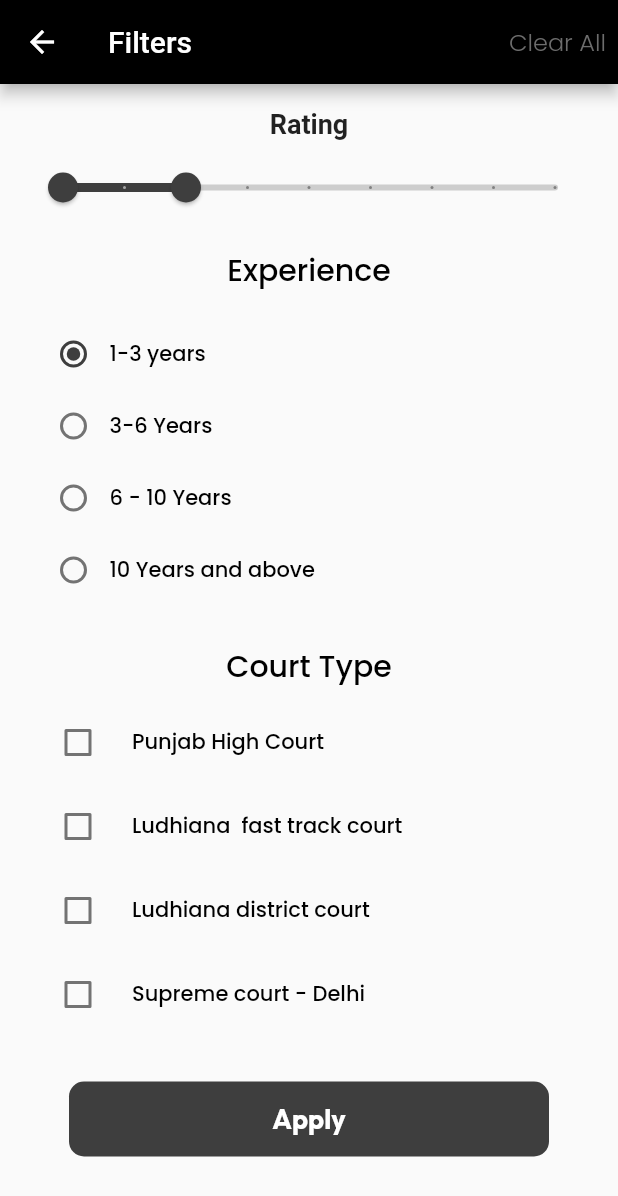
After one commit to Shubhang001/Justifi_, a Flutter app: the screen it shows after launch, after a tap on the "menu" icon, on a phone screen of 412 x 824 dp. The commit adds this screen. Shown: the top 1196 px of the screen. Run offline on Flutter 3.47's test engine with Material 2 defaults, Android fonts, the phone set to English and light mode, and no system bars; our stand-ins replace device_preview, flutter_otp_text_field, flutter_rating_bar, google_fonts, smooth_star_rating_null_safety; missing offline and left inert: dart:ffi.

Commit message:
sort and filter

```diff
--- a/lib/main.dart
+++ b/lib/main.dart
@@ -1,10 +1,13 @@
 import 'package:device_preview/device_preview.dart';
 import 'package:flutter/material.dart';
+import 'package:jusitfi_admin/presentation/screens/filterpage.dart';
 import 'package:jusitfi_admin/presentation/screens/homepage.dart';
 import 'package:jusitfi_admin/presentation/screens/login_screen.dart';
 import 'package:jusitfi_admin/presentation/screens/more_page.dart';
 import 'package:jusitfi_admin/presentation/screens/onboardingscreen.dart';
 import 'package:jusitfi_admin/presentation/screens/view_all.dart';
+import 'package:jusitfi_admin/presentation/widgets/material_color_builder.dart';
+import 'package:jusitfi_admin/utils/constants/colors.dart';
 
 import 'presentation/screens/mianpage.dart';
 
@@ -28,10 +31,9 @@ class MyApp extends StatelessWidget {
       debugShowCheckedModeBanner: false,
       title: 'Justifi Admin',
       theme: ThemeData(
-        bottomSheetTheme:
-            const BottomSheetThemeData(backgroundColor: Colors.transparent),
-        primarySwatch: Colors.blue,
-      ),
+          bottomSheetTheme:
+              const BottomSheetThemeData(backgroundColor: Colors.transparent),
+          primarySwatch: createMaterialColor(kobbuttonColor)),
       home: HomePage(),
     );
   }
--- /dev/null
+++ b/lib/presentation/screens/filterpage.dart
@@ -0,0 +1,214 @@
+import 'package:flutter/material.dart';
+import 'package:jusitfi_admin/presentation/screens/homepage.dart';
+import 'package:jusitfi_admin/presentation/widgets/big_button.dart';
+import 'package:jusitfi_admin/utils/constants/colors.dart';
+import 'package:jusitfi_admin/utils/constants/textstyles.dart';
+
+class FilterPage extends StatefulWidget {
+  @override
+  _FilterPageState createState() => _FilterPageState();
+}
+
+class _FilterPageState extends State<FilterPage> {
+  double startval1 = 1, endval1 = 2;
+
+  int _selectedRadioValue = 1;
+
+  bool _isChecked1 = false;
+  bool _isChecked2 = false;
+  bool _isChecked3 = false;
+  bool _isChecked4 = false;
+
+  // radio button functions
+
+  void _handleRadioValueChanged(int? value) {
+    setState(() {
+      _selectedRadioValue = value!;
+    });
+  }
+
+// check box functions
+
+  void _handleCheckbox1ValueChanged(bool? value) {
+    setState(() {
+      _isChecked1 = value!;
+    });
+  }
+
+  void _handleCheckbox2ValueChanged(bool? value) {
+    setState(() {
+      _isChecked2 = value!;
+    });
+  }
+
+  void _handleCheckbox3ValueChanged(bool? value) {
+    setState(() {
+      _isChecked3 = value!;
+    });
+  }
+
+  void _handleCheckbox4ValueChanged(bool? value) {
+    setState(() {
+      _isChecked4 = value!;
+    });
+  }
+
+  @override
+  Widget build(BuildContext context) {
+    return Scaffold(
+      appBar: AppBar(
+        backgroundColor: Colors.black,
+        title: const Text('Filters'),
+        actions: [
+          TextButton(
+              onPressed: () {},
+              child: Text(
+                'Clear All',
+                style: ksearch,
+              ))
+        ],
+      ),
+      body: Padding(
+        padding: const EdgeInsets.all(16.0),
+        child: SingleChildScrollView(
+          child: Column(
+            crossAxisAlignment: CrossAxisAlignment.center,
+            children: [
+              const Text(
+                'Rating',
+                style: TextStyle(fontSize: 18.0, fontWeight: FontWeight.bold),
+              ),
+              const SizedBox(height: 8.0),
+              RangeSlider(
+                min: 1,
+                max: 5,
+                divisions: 8, //slide interval
+                labels: RangeLabels("Rating - $startval1", "Rating - $endval1"),
+                values: RangeValues(startval1, endval1),
+                onChanged: (RangeValues value) {
+                  setState(() {
+                    startval1 = value.start;
+                    endval1 = value.end;
+                  });
+                },
+              ),
+              const SizedBox(height: 16.0),
+              Text('Experience', style: kFilterTitle),
+              const SizedBox(height: 8.0),
+              Padding(
+                padding: const EdgeInsets.all(9.0),
+                child: Column(
+                  mainAxisAlignment: MainAxisAlignment.start,
+                  children: [
+                    Row(
+                      children: [
+                        Radio(
+                          value: 1,
+                          groupValue: _selectedRadioValue,
+                          onChanged: _handleRadioValueChanged,
+                        ),
+                        Text(
+                          '1-3 years',
+                          style: kFilterValue,
+                        ),
+                      ],
+                    ),
+                    Row(
+                      children: [
+                        Radio(
+                          value: 2,
+                          groupValue: _selectedRadioValue,
+                          onChanged: _handleRadioValueChanged,
+                        ),
+                        Text(
+                          '3-6 Years',
+                          style: kFilterValue,
+                        ),
+                      ],
+                    ),
+                    Row(
+                      children: [
+                        Radio(
+                          value: 3,
+                          groupValue: _selectedRadioValue,
+                          onChanged: _handleRadioValueChanged,
+                        ),
+                        Text(
+                          '6 - 10 Years',
+                          style: kFilterValue,
+                        ),
+                      ],
+                    ),
+                    Row(
+                      children: [
+                        Radio(
+                          value: 4,
+                          groupValue: _selectedRadioValue,
+                          onChanged: _handleRadioValueChanged,
+                        ),
+                        Text(
+                          '10 Years and above',
+                          style: kFilterValue,
+                        ),
+                      ],
+                    ),
+                  ],
+                ),
+              ),
+              const SizedBox(height: 16.0),
+              Text(
+                'Court Type',
+                style: kFilterTitle,
+              ),
+              const SizedBox(height: 8.0),
+              CheckboxListTile(
+                controlAffinity: ListTileControlAffinity.leading,
+                title: Text(
+                  'Punjab High Court',
+                  style: kFilterValue,
+                ),
+                value: _isChecked1,
+                onChanged: _handleCheckbox1ValueChanged,
+              ),
+              CheckboxListTile(
+                controlAffinity: ListTileControlAffinity.leading,
+                title: Text(
+                  'Ludhiana  fast track court ',
+                  style: kFilterValue,
+                ),
+                value: _isChecked2,
+                onChanged: _handleCheckbox2ValueChanged,
+              ),
+              CheckboxListTile(
+                controlAffinity: ListTileControlAffinity.leading,
+                title: Text(
+                  'Ludhiana district court',
+                  style: kFilterValue,
+                ),
+                value: _isChecked3,
+                onChanged: _handleCheckbox3ValueChanged,
+              ),
+              CheckboxListTile(
+                controlAffinity: ListTileControlAffinity.leading,
+                title: Text(
+                  'Supreme court - Delhi',
+                  style: kFilterValue,
+                ),
+                value: _isChecked4,
+                onChanged: _handleCheckbox4ValueChanged,
+              ),
+              Padding(
+                padding: const EdgeInsets.all(30.0),
+                child: CustomButton(
+                    removescreens: false,
+                    nextPage: HomePage(),
+                    buttonColor: kobbuttonColor,
+                    text: 'Apply'),
+              )
+            ],
+          ),
+        ),
+      ),
+    );
+  }
+}
--- a/lib/presentation/widgets/filter_sort.dart
+++ b/lib/presentation/widgets/filter_sort.dart
@@ -1,11 +1,13 @@
 import 'dart:ffi';
 
 import 'package:flutter/material.dart';
+import 'package:jusitfi_admin/presentation/screens/filterpage.dart';
+import 'package:jusitfi_admin/presentation/widgets/sort_options.dart';
 
 import '../../utils/constants/colors.dart';
 
 class FilterSort extends StatelessWidget {
-  const FilterSort({super.key, this.isDark= true});
+  const FilterSort({super.key, this.isDark = true});
 
   final bool isDark;
 
@@ -16,20 +18,50 @@ class FilterSort extends StatelessWidget {
         width: 50,
         height: 50,
         decoration: BoxDecoration(
-            color: isDark ? Colors.black : Colors.white, borderRadius: BorderRadius.circular(8)),
+            color: isDark ? Colors.black : Colors.white,
+            borderRadius: BorderRadius.circular(8)),
         child: Row(
           mainAxisAlignment: MainAxisAlignment.spaceAround,
           children: [
-            Icon(
-              Icons.arrow_upward_rounded,
-              color: kmainButtonColor,
+            GestureDetector(
+              onTap: () {
+                showModalBottomSheet(
+                  context: context,
+                  builder: (BuildContext context) {
+                    return SortOptionsBottomSheet(
+                      sortOptions: [
+                        'Price - high to low',
+                        'Price - low to high',
+                        'Rating - High to low',
+                        'Rating - low to high',
+                        'Experience - high to low',
+                        'Experience - low to high'
+                      ],
+                      onSortOptionSelected: (String selectedOption) {
+                        // Call your sorting function here with the selected sort option
+                      },
+                    );
+                  },
+                );
+              },
+              child: Icon(
+                Icons.arrow_upward_rounded,
+                color: kmainButtonColor,
+              ),
             ),
-           VerticalDivider(
+            VerticalDivider(
               color: isDark ? Colors.white : Colors.black,
             ),
-            Icon(
-              Icons.menu,
-              color: kmainButtonColor,
+            GestureDetector(
+              onTap: () {
+                Navigator.push(context, MaterialPageRoute(builder: (_) {
+                  return FilterPage();
+                }));
+              },
+              child: Icon(
+                Icons.menu,
+                color: kmainButtonColor,
+              ),
             )
           ],
         ),
--- /dev/null
+++ b/lib/presentation/widgets/material_color_builder.dart
@@ -0,0 +1,21 @@
+import 'package:flutter/material.dart';
+
+MaterialColor createMaterialColor(Color color) {
+  List strengths = <double>[.05];
+  Map<int, Color> swatch = {};
+  final int r = color.red, g = color.green, b = color.blue;
+
+  for (int i = 1; i < 10; i++) {
+    strengths.add(0.1 * i);
+  }
+  for (var strength in strengths) {
+    final double ds = 0.5 - strength;
+    swatch[(strength * 1000).round()] = Color.fromRGBO(
+      r + ((ds < 0 ? r : (255 - r)) * ds).round(),
+      g + ((ds < 0 ? g : (255 - g)) * ds).round(),
+      b + ((ds < 0 ? b : (255 - b)) * ds).round(),
+      1,
+    );
+  }
+  return MaterialColor(color.value, swatch);
+}
--- a/lib/utils/constants/textstyles.dart
+++ b/lib/utils/constants/textstyles.dart
@@ -149,6 +149,12 @@ TextStyle kViewAll = GoogleFonts.openSans(
   fontWeight: FontWeight.w400,
 );
 
+TextStyle kSort = GoogleFonts.openSans(
+  color: Colors.black,
+  fontSize: 18,
+  fontWeight: FontWeight.w400,
+);
+
 TextStyle kAdvocateCardCount = GoogleFonts.openSans(
   color: Colors.black,
   fontSize: 8,
@@ -161,6 +167,18 @@ TextStyle kAdvocateCardCountTitle = GoogleFonts.poppins(
   fontWeight: FontWeight.w400,
 );
 
+TextStyle kFilterTitle = GoogleFonts.poppins(
+  color: Colors.black,
+  fontSize: 20,
+  fontWeight: FontWeight.w500,
+);
+
+TextStyle kFilterValue = GoogleFonts.poppins(
+  color: Colors.black,
+  fontSize: 14,
+  fontWeight: FontWeight.w500,
+);
+
 TextStyle kProfileButtonText = GoogleFonts.poppins(
   color: Colors.white,
   fontSize: 6,
--- a/pubspec.yaml
+++ b/pubspec.yaml
@@ -41,6 +41,7 @@ dependencies:
   flutter_otp_text_field: ^1.1.1
   smooth_star_rating_null_safety: ^1.0.4+2
   flutter_rating_bar: ^4.0.1
+
 
 
 dev_dependencies:
```
Also changed, not shown: lib/presentation/widgets/sort_options.dart (added, +55 -0 lines).
